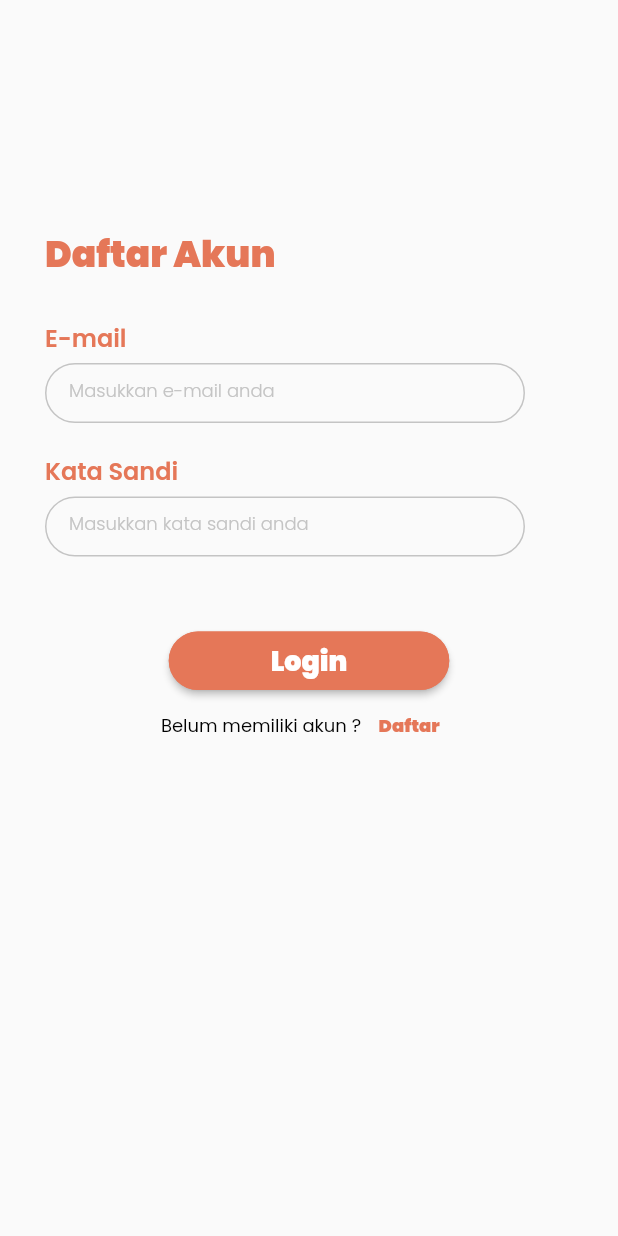
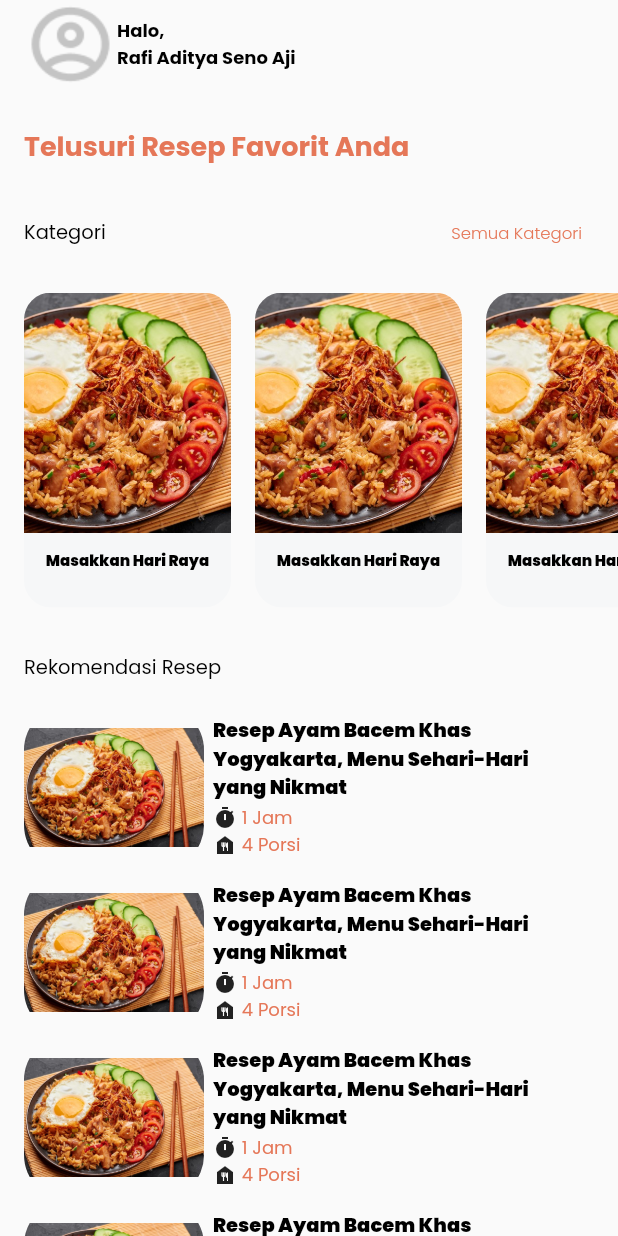
Before and after one commit to rafiaditya1/cookmate, a Flutter app: the LoginPage screen opened by its route, after a tap on "Login", on a phone screen of 412 x 824 dp. Run offline on Flutter 3.47's test engine with Material 2 defaults, Android fonts, the light colour scheme and no system bars; our stand-ins replace google_fonts.

Commit message:
Membuat home_page
Membuat home_page beserta category_card dan recommend_card

```diff
--- a/lib/main.dart
+++ b/lib/main.dart
@@ -1,3 +1,4 @@
+import 'package:cookmate/ui/home/home_page.dart';
 import 'package:cookmate/ui/login/first_page.dart';
 import 'package:cookmate/ui/login/login_page.dart';
 import 'package:cookmate/ui/login/register_page.dart';
@@ -19,6 +20,7 @@ class MyApp extends StatelessWidget {
         FirstPage.routeName: (context) => const FirstPage(),
         RegisterPage.routeName: (context) => RegisterPage(),
         LoginPage.routeName: (context) => LoginPage(),
+        HomePage.routeName: (context) => HomePage(),
       },
     );
   }
--- a/lib/theme/theme.dart
+++ b/lib/theme/theme.dart
@@ -6,6 +6,7 @@ Color lighOrangeColor = const Color(0xffFDC18A);
 Color whiteColor = const Color(0xffFFFFFF);
 Color blackColor = const Color(0xff000000);
 Color greyColor = const Color(0xffC4C4C4);
+Color lightGreyColor = const Color(0xffF6F7F8);
 
 TextStyle blackTextStyle = GoogleFonts.poppins(
   color: blackColor,
@@ -13,6 +14,7 @@ TextStyle blackTextStyle = GoogleFonts.poppins(
 TextStyle greyTextStyle = GoogleFonts.poppins(
   color: greyColor,
 );
+
 TextStyle whiteTextStyle = GoogleFonts.poppins(
   color: whiteColor,
 );
@@ -22,5 +24,5 @@ TextStyle orangeTextStyle = GoogleFonts.poppins(
 
 FontWeight bold = FontWeight.w900;
 FontWeight semiBold = FontWeight.w600;
-FontWeight medium = FontWeight.w500;
+FontWeight medium = FontWeight.w400;
 FontWeight light = FontWeight.w300;
--- /dev/null
+++ b/lib/ui/home/home_page.dart
@@ -0,0 +1,129 @@
+import 'package:cookmate/theme/theme.dart';
+import 'package:cookmate/ui/widget/category_card.dart';
+import 'package:cookmate/ui/widget/recommend_card.dart';
+import 'package:flutter/material.dart';
+
+class HomePage extends StatelessWidget {
+  static const routeName = '/home_page';
+
+  const HomePage({Key? key}) : super(key: key);
+
+  @override
+  Widget build(BuildContext context) {
+    return Scaffold(
+      body: SafeArea(
+        child: Padding(
+          padding: const EdgeInsets.only(left: 16),
+          child: ListView(
+            // crossAxisAlignment: CrossAxisAlignment.start,
+            children: [
+              Row(
+                children: [
+                  Image.asset('assets/account_circle.png'),
+                  Text(
+                    'Halo, \nRafi Aditya Seno Aji',
+                    style: blackTextStyle.copyWith(
+                      fontWeight: FontWeight.bold,
+                      fontSize: 12,
+                    ),
+                  ),
+                ],
+              ),
+              SizedBox(height: 25),
+              Text(
+                'Telusuri Resep Favorit Anda',
+                style: orangeTextStyle.copyWith(
+                  fontWeight: FontWeight.bold,
+                  fontSize: 18,
+                ),
+              ),
+              SizedBox(height: 20),
+              Row(
+                mainAxisAlignment: MainAxisAlignment.spaceBetween,
+                children: [
+                  Text(
+                    'Kategori',
+                    style: blackTextStyle.copyWith(
+                      fontWeight: medium,
+                      fontSize: 13,
+                    ),
+                  ),
+                  Padding(
+                    padding: const EdgeInsets.only(right: 16),
+                    child: TextButton(
+                      child: Text(
+                        'Semua Kategori',
+                        style: orangeTextStyle.copyWith(
+                          fontWeight: light,
+                          fontSize: 11,
+                        ),
+                      ),
+                      onPressed: () {},
+                    ),
+                  ),
+                ],
+              ),
+              SizedBox(height: 16),
+              Container(
+                height: 210,
+                child: ListView(
+                  scrollDirection: Axis.horizontal,
+                  children: [
+                    CategoryCard(),
+                    SizedBox(width: 16),
+                    CategoryCard(),
+                    SizedBox(width: 16),
+                    CategoryCard(),
+                    SizedBox(width: 16),
+                    CategoryCard(),
+                    SizedBox(width: 16),
+                  ],
+                ),
+              ),
+              SizedBox(height: 30),
+              Text(
+                'Rekomendasi Resep',
+                style: blackTextStyle.copyWith(
+                  fontWeight: medium,
+                  fontSize: 13,
+                ),
+              ),
+              SizedBox(height: 16),
+              Column(
+                children: [
+                  RecommendCard(),
+                  RecommendCard(),
+                  RecommendCard(),
+                  RecommendCard(),
+                  RecommendCard(),
+                ],
+              )
+              // Container(
+              //   height: 200,
+              //   child: ListView(
+              //     scrollDirection: Axis.horizontal,
+              //     children: <Widget>[
+              //       Container(
+              //         width: 300,
+              //         height: 200,
+              //         child: Container(
+              //           child: ClipRRect(
+              //             borderRadius: BorderRadius.circular(10),
+              //             child: Image.asset(
+              //               'assets/food.jpeg',
+              //               height: 300,
+              //               width: 200,
+              //             ),
+              //           ),
+              //         ),
+              //       )
+              //     ],
+              //   ),
+              // )
+            ],
+          ),
+        ),
+      ),
+    );
+  }
+}
--- a/lib/ui/login/login_page.dart
+++ b/lib/ui/login/login_page.dart
@@ -1,4 +1,5 @@
 import 'package:cookmate/theme/theme.dart';
+import 'package:cookmate/ui/home/home_page.dart';
 import 'package:cookmate/ui/login/register_page.dart';
 import 'package:flutter/material.dart';
 
@@ -118,7 +119,9 @@ class LoginPage extends StatelessWidget {
                     fontSize: 18,
                   ),
                 ),
-                onPressed: () {},
+                onPressed: () {
+                  Navigator.pushNamed(context, HomePage.routeName);
+                },
                 style: ButtonStyle(
                   backgroundColor:
                       MaterialStateProperty.all<Color>(orangeColor),
--- /dev/null
+++ b/lib/ui/widget/category_card.dart
@@ -0,0 +1,36 @@
+import 'package:cookmate/theme/theme.dart';
+import 'package:flutter/material.dart';
+
+class CategoryCard extends StatelessWidget {
+  const CategoryCard({Key? key}) : super(key: key);
+
+  @override
+  Widget build(BuildContext context) {
+    return ClipRRect(
+      borderRadius: BorderRadius.circular(18),
+      child: Container(
+        height: 210,
+        width: 138,
+        color: lightGreyColor,
+        child: Column(
+          children: [
+            Image.asset(
+              'assets/nasgor.jpeg',
+              width: 138,
+              height: 160,
+              fit: BoxFit.cover,
+            ),
+            SizedBox(height: 11),
+            Text(
+              'Masakkan Hari Raya',
+              style: blackTextStyle.copyWith(
+                fontSize: 10,
+                fontWeight: bold,
+              ),
+            )
+          ],
+        ),
+      ),
+    );
+  }
+}
--- /dev/null
+++ b/lib/ui/widget/recommend_card.dart
@@ -0,0 +1,64 @@
+import 'package:cookmate/theme/theme.dart';
+import 'package:flutter/material.dart';
+
+class RecommendCard extends StatelessWidget {
+  const RecommendCard({Key? key}) : super(key: key);
+
+  @override
+  Widget build(BuildContext context) {
+    return Row(
+      children: [
+        Container(
+          width: 120,
+          height: 110,
+          child: ClipRRect(
+            borderRadius: BorderRadius.circular(30),
+            child: Image.asset('assets/nasgor.jpeg'),
+          ),
+        ),
+        SizedBox(width: 6),
+        Column(
+          crossAxisAlignment: CrossAxisAlignment.start,
+          children: [
+            Text(
+              'Resep Ayam Bacem Khas \nYogyakarta, Menu Sehari-Hari \nyang Nikmat',
+              style: blackTextStyle.copyWith(
+                fontSize: 13,
+                fontWeight: bold,
+              ),
+            ),
+            SizedBox(height: 2),
+            Row(
+              children: [
+                Icon(
+                  Icons.timer,
+                  size: 16,
+                ),
+                Text(
+                  ' 1 Jam',
+                  style: orangeTextStyle.copyWith(
+                    fontSize: 12,
+                  ),
+                ),
+              ],
+            ),
+            Row(
+              children: [
+                Icon(
+                  Icons.food_bank,
+                  size: 16,
+                ),
+                Text(
+                  ' 4 Porsi',
+                  style: orangeTextStyle.copyWith(
+                    fontSize: 12,
+                  ),
+                ),
+              ],
+            ),
+          ],
+        )
+      ],
+    );
+  }
+}
```
Also changed, not shown: assets/account_circle.png (added), assets/food.jpeg (added), assets/food.png (added), assets/nasgor.jpeg (added), 35 other files.
